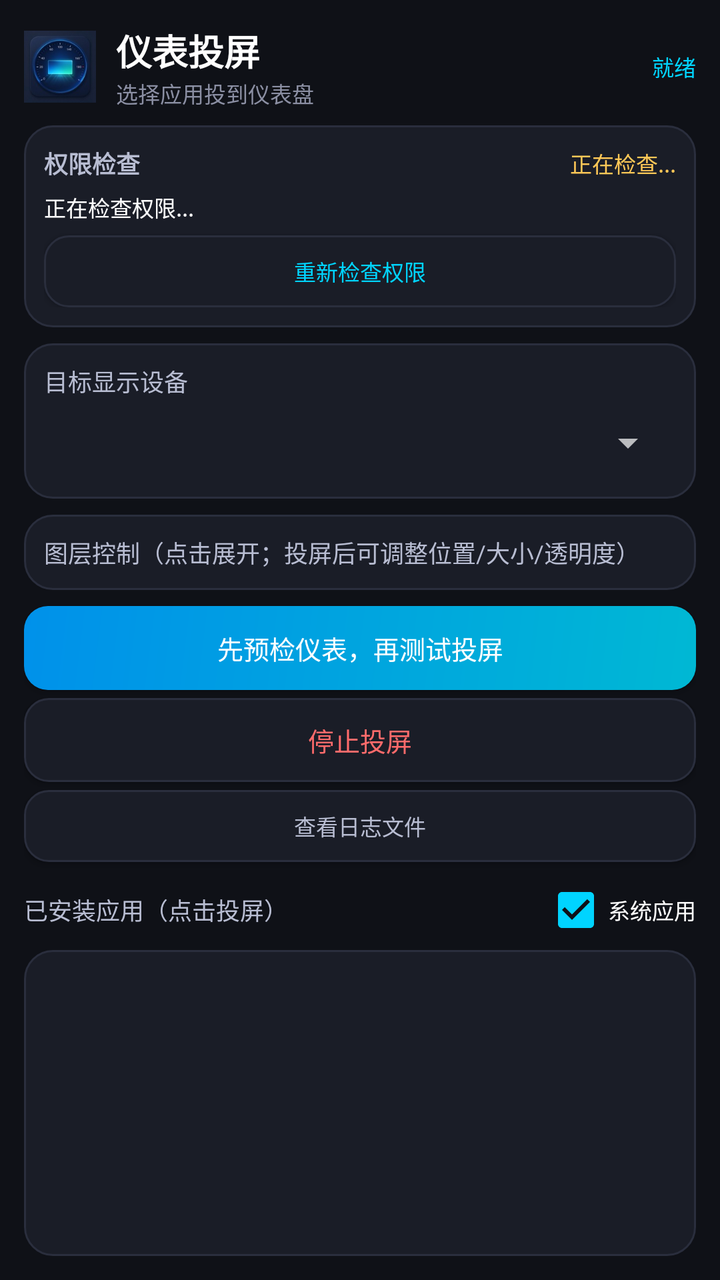
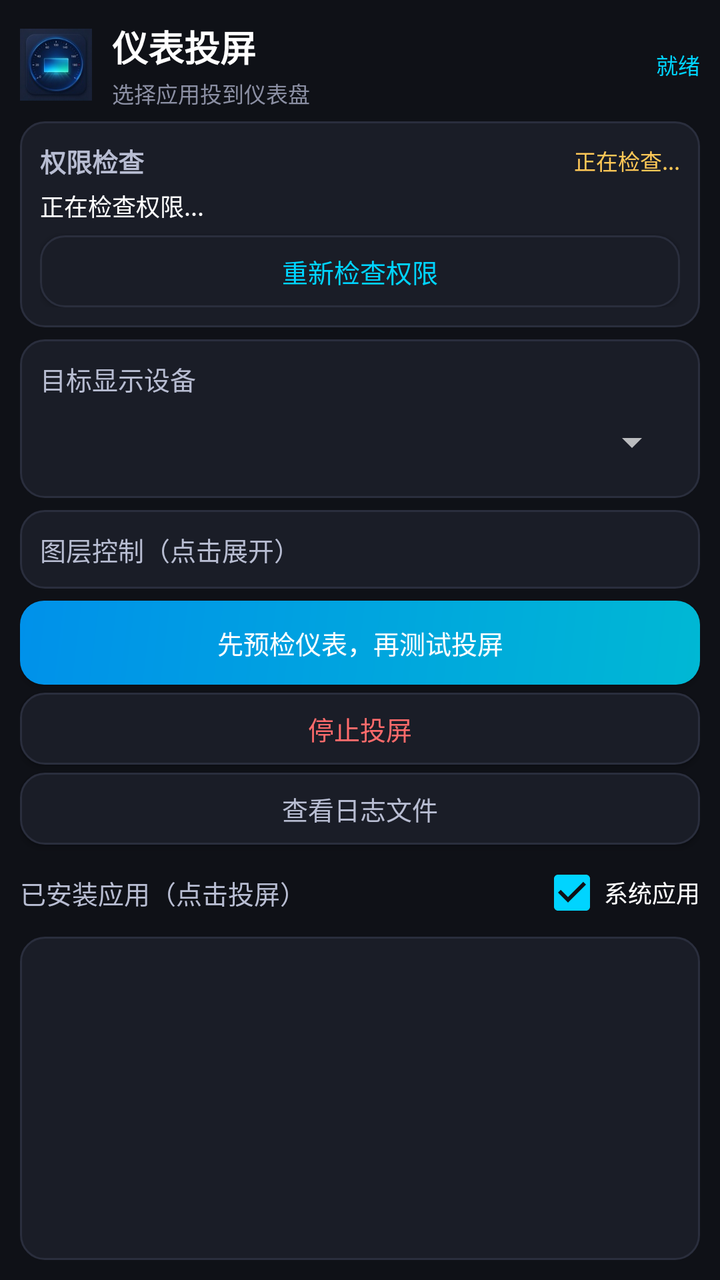

The first picture is an Android layout as it rendered before a commit; the second is the same layout after the commit. The layout source and the unified diff follow.
<!-- AndroidManifest.xml: application theme AppTheme -->
<!-- res/layout/activity_main.xml -->
<?xml version="1.0" encoding="utf-8"?>
<LinearLayout xmlns:android="http://schemas.android.com/apk/res/android"
    android:layout_width="match_parent"
    android:layout_height="match_parent"
    android:background="#0F1117"
    android:orientation="vertical"
    android:padding="12dp">

    
    <LinearLayout
        android:layout_width="match_parent"
        android:layout_height="wrap_content"
        android:orientation="horizontal"
        android:gravity="center_vertical"
        android:layout_marginBottom="8dp">

        <ImageView
            android:layout_width="36dp"
            android:layout_height="36dp"
            android:src="@mipmap/ic_launcher"
            android:layout_marginEnd="10dp" />

        <LinearLayout
            android:layout_width="0dp"
            android:layout_height="wrap_content"
            android:layout_weight="1"
            android:orientation="vertical">

            <TextView
                android:layout_width="wrap_content"
                android:layout_height="wrap_content"
                android:text="仪表投屏"
                android:textColor="#FFFFFF"
                android:textSize="18sp"
                android:textStyle="bold" />

            <TextView
                android:layout_width="wrap_content"
                android:layout_height="wrap_content"
                android:text="选择应用投到仪表盘"
                android:textColor="#8B8FA3"
                android:textSize="11sp" />
        </LinearLayout>

        <TextView
            android:id="@+id/statusText"
            android:layout_width="wrap_content"
            android:layout_height="wrap_content"
            android:layout_marginStart="10dp"
            android:ellipsize="end"
            android:maxWidth="190dp"
            android:singleLine="true"
            android:text="就绪"
            android:textColor="#00D4FF"
            android:textSize="11sp" />
    </LinearLayout>

    
    <LinearLayout
        android:id="@+id/permissionCard"
        android:layout_width="match_parent"
        android:layout_height="wrap_content"
        android:orientation="vertical"
        android:background="@drawable/card_bg"
        android:padding="10dp"
        android:layout_marginBottom="8dp">

        <LinearLayout
            android:layout_width="match_parent"
            android:layout_height="wrap_content"
            android:orientation="horizontal"
            android:gravity="center_vertical">

            <TextView
                android:layout_width="0dp"
                android:layout_height="wrap_content"
                android:layout_weight="1"
                android:text="权限检查"
                android:textColor="#B8BDD2"
                android:textSize="12sp"
                android:textStyle="bold" />

            <TextView
                android:id="@+id/permissionSummaryText"
                android:layout_width="wrap_content"
                android:layout_height="wrap_content"
                android:ellipsize="end"
                android:maxWidth="220dp"
                android:singleLine="true"
                android:text="正在检查..."
                android:textColor="#FFC857"
                android:textSize="11sp" />
        </LinearLayout>

        <TextView
            android:id="@+id/permissionStatusText"
            android:layout_width="match_parent"
            android:layout_height="wrap_content"
            android:layout_marginTop="5dp"
            android:lineSpacingExtra="1dp"
            android:text="正在检查权限..."
            android:textColor="#FFFFFF"
            android:textSize="11sp" />

        <Button
            android:id="@+id/permissionButton"
            android:layout_width="match_parent"
            android:layout_height="36dp"
            android:layout_marginTop="6dp"
            android:background="@drawable/btn_secondary"
            android:minHeight="36dp"
            android:paddingStart="4dp"
            android:paddingEnd="4dp"
            android:text="重新检查权限"
            android:textColor="#00D4FF"
            android:textSize="11sp" />
    </LinearLayout>

    
    <LinearLayout
        android:layout_width="match_parent"
        android:layout_height="wrap_content"
        android:orientation="vertical"
        android:background="@drawable/card_bg"
        android:padding="10dp"
        android:layout_marginBottom="8dp">

        <TextView
            android:layout_width="wrap_content"
            android:layout_height="wrap_content"
            android:text="目标显示设备"
            android:textColor="#B8BDD2"
            android:textSize="12sp"
            android:layout_marginBottom="4dp" />

        <Spinner
            android:id="@+id/displaySpinner"
            android:layout_width="match_parent"
            android:layout_height="36dp" />
    </LinearLayout>

    
    <LinearLayout
        android:id="@+id/controlCard"
        android:layout_width="match_parent"
        android:layout_height="wrap_content"
        android:orientation="vertical"
        android:clickable="true"
        android:focusable="true"
        android:background="@drawable/card_bg"
        android:padding="10dp"
        android:layout_marginBottom="8dp">

        <TextView
            android:layout_width="wrap_content"
            android:layout_height="wrap_content"
            android:text="图层控制（点击展开；投屏后可调整位置/大小/透明度）"
            android:textColor="#B8BDD2"
            android:textSize="12sp" />

        <LinearLayout
            android:id="@+id/controlsContent"
            android:layout_width="match_parent"
            android:layout_height="wrap_content"
            android:orientation="vertical"
            android:layout_marginTop="4dp"
            android:visibility="gone">

        <TextView android:layout_width="wrap_content" android:layout_height="wrap_content"
            android:text="水平位置 X" android:textColor="#FFFFFF" android:textSize="11sp" />
        <SeekBar android:id="@+id/seekX" android:layout_width="match_parent"
            android:layout_height="30dp" android:minHeight="24dp" android:max="100" android:progress="25" />

        <TextView android:layout_width="wrap_content" android:layout_height="wrap_content"
            android:text="垂直位置 Y" android:textColor="#FFFFFF" android:textSize="11sp" />
        <SeekBar android:id="@+id/seekY" android:layout_width="match_parent"
            android:layout_height="30dp" android:minHeight="24dp" android:max="100" android:progress="25" />

        <TextView android:layout_width="wrap_content" android:layout_height="wrap_content"
            android:text="宽度" android:textColor="#FFFFFF" android:textSize="11sp" />
        <SeekBar android:id="@+id/seekW" android:layout_width="match_parent"
            android:layout_height="30dp" android:minHeight="24dp" android:max="100" android:progress="50" />

        <TextView android:layout_width="wrap_content" android:layout_height="wrap_content"
            android:text="高度" android:textColor="#FFFFFF" android:textSize="11sp" />
        <SeekBar android:id="@+id/seekH" android:layout_width="match_parent"
            android:layout_height="30dp" android:minHeight="24dp" android:max="100" android:progress="50" />

        <TextView android:layout_width="wrap_content" android:layout_height="wrap_content"
            android:text="透明度" android:textColor="#FFFFFF" android:textSize="11sp" />
        <SeekBar android:id="@+id/seekAlpha" android:layout_width="match_parent"
            android:layout_height="30dp" android:minHeight="24dp" android:max="100" android:progress="100" />
        </LinearLayout>
    </LinearLayout>

    
    <Button
        android:id="@+id/testBtn"
        android:layout_width="match_parent"
        android:layout_height="42dp"
        android:minHeight="42dp"
        android:text="先预检仪表，再测试投屏"
        android:textSize="13sp"
        android:textColor="#FFFFFF"
        android:background="@drawable/btn_primary"
        android:layout_marginBottom="4dp" />

    <Button
        android:id="@+id/stopBtn"
        android:layout_width="match_parent"
        android:layout_height="42dp"
        android:minHeight="42dp"
        android:text="停止投屏"
        android:textSize="13sp"
        android:textColor="#FF6B6B"
        android:background="@drawable/btn_secondary"
        android:layout_marginBottom="4dp" />

    <Button
        android:id="@+id/logBtn"
        android:layout_width="match_parent"
        android:layout_height="36dp"
        android:minHeight="36dp"
        android:text="查看日志文件"
        android:textSize="11sp"
        android:textColor="#B8BDD2"
        android:background="@drawable/btn_secondary"
        android:layout_marginBottom="8dp" />

    
    <LinearLayout
        android:layout_width="match_parent"
        android:layout_height="wrap_content"
        android:orientation="horizontal"
        android:gravity="center_vertical"
        android:layout_marginBottom="4dp">

        <TextView
            android:layout_width="0dp"
            android:layout_height="wrap_content"
            android:layout_weight="1"
            android:text="已安装应用（点击投屏）"
            android:textColor="#B8BDD2"
            android:textSize="12sp" />

        <CheckBox
            android:id="@+id/showSystemAppsCheck"
            android:layout_width="wrap_content"
            android:layout_height="32dp"
            android:checked="true"
            android:buttonTint="#00D4FF"
            android:text="系统应用"
            android:textColor="#FFFFFF"
            android:textSize="11sp" />
    </LinearLayout>

    
    <ListView
        android:id="@+id/appList"
        android:layout_width="match_parent"
        android:layout_height="0dp"
        android:layout_weight="1"
        android:background="@drawable/card_bg"
        android:divider="#2A2E3D"
        android:dividerHeight="1dp" />

    <TextView
        android:id="@+id/emptyAppList"
        android:layout_width="match_parent"
        android:layout_height="0dp"
        android:layout_weight="1"
        android:background="@drawable/card_bg"
        android:gravity="center"
        android:padding="16dp"
        android:text="未获取到可启动应用。

如果是手机系统，请在系统设置里允许本应用“获取应用列表”；
FX11 车机如出现该提示，请检查 QUERY_ALL_PACKAGES/包可见性策略。"
        android:textColor="#8B8FA3"
        android:textSize="12sp"
        android:visibility="gone" />

</LinearLayout>
<!-- resources referenced by this layout -->
<resources>
  <!-- drawable btn_primary (drawable) -->
  <?xml version="1.0" encoding="utf-8"?>
  <shape xmlns:android="http://schemas.android.com/apk/res/android"
      android:shape="rectangle">
      <gradient
          android:startColor="#00B8D4"
          android:endColor="#0091EA"
          android:angle="135" />
      <corners android:radius="12dp" />
  </shape>
  <!-- drawable btn_secondary (drawable) -->
  <?xml version="1.0" encoding="utf-8"?>
  <shape xmlns:android="http://schemas.android.com/apk/res/android"
      android:shape="rectangle">
      <solid android:color="#1A1D27" />
      <corners android:radius="12dp" />
      <stroke android:width="1dp" android:color="#2A2E3D" />
  </shape>
  <!-- drawable card_bg (drawable) -->
  <?xml version="1.0" encoding="utf-8"?>
  <shape xmlns:android="http://schemas.android.com/apk/res/android"
      android:shape="rectangle">
      <solid android:color="#1A1D27" />
      <corners android:radius="14dp" />
      <stroke android:width="1dp" android:color="#2A2E3D" />
  </shape>
  <!-- mipmap ic_launcher: png bitmap (mipmap-hdpi, 2421 bytes) -->
  <style name="AppTheme" parent="android:Theme.Material.NoActionBar">
          <item name="android:windowBackground">#0F1117</item>
          <item name="android:statusBarColor">#0F1117</item>
          <item name="android:colorAccent">#00D4FF</item>
      </style>
</resources>

<!-- the commit's change to res/layout/activity_main.xml (unified diff, before → after) -->
@@ -1,10 +1,11 @@
 <?xml version="1.0" encoding="utf-8"?>
 <LinearLayout xmlns:android="http://schemas.android.com/apk/res/android"
+    android:id="@+id/rootContainer"
     android:layout_width="match_parent"
     android:layout_height="match_parent"
     android:background="#0F1117"
     android:orientation="vertical"
-    android:padding="12dp">
+    android:padding="@dimen/screen_padding">
 
     
     <LinearLayout
@@ -12,13 +13,13 @@
         android:layout_height="wrap_content"
         android:orientation="horizontal"
         android:gravity="center_vertical"
-        android:layout_marginBottom="8dp">
+        android:layout_marginBottom="@dimen/space_md">
 
         <ImageView
-            android:layout_width="36dp"
-            android:layout_height="36dp"
+            android:layout_width="@dimen/header_icon"
+            android:layout_height="@dimen/header_icon"
             android:src="@mipmap/ic_launcher"
-            android:layout_marginEnd="10dp" />
+            android:layout_marginEnd="@dimen/header_icon_gap" />
 
         <LinearLayout
             android:layout_width="0dp"
@@ -31,28 +32,30 @@
                 android:layout_height="wrap_content"
                 android:text="仪表投屏"
                 android:textColor="#FFFFFF"
-                android:textSize="18sp"
+                android:textSize="@dimen/text_app_title"
                 android:textStyle="bold" />
 
             <TextView
                 android:layout_width="wrap_content"
                 android:layout_height="wrap_content"
+                android:layout_marginTop="2dp"
                 android:text="选择应用投到仪表盘"
                 android:textColor="#8B8FA3"
-                android:textSize="11sp" />
+                android:textSize="@dimen/text_subtitle" />
         </LinearLayout>
 
         <TextView
             android:id="@+id/statusText"
             android:layout_width="wrap_content"
             android:layout_height="wrap_content"
-            android:layout_marginStart="10dp"
-            android:ellipsize="end"
-            android:maxWidth="190dp"
-            android:singleLine="true"
+            android:layout_marginStart="@dimen/space_md"
+            android:maxWidth="420dp"
+            android:maxLines="3"
+            android:gravity="end|center_vertical"
             android:text="就绪"
             android:textColor="#00D4FF"
-            android:textSize="11sp" />
+            android:textSize="@dimen/text_caption"
+            android:lineSpacingExtra="2dp" />
     </LinearLayout>
 
     
@@ -62,8 +65,8 @@
         android:layout_height="wrap_content"
         android:orientation="vertical"
         android:background="@drawable/card_bg"
-        android:padding="10dp"
-        android:layout_marginBottom="8dp">
+        android:padding="@dimen/card_padding"
+        android:layout_marginBottom="@dimen/space_md">
 
         <LinearLayout
             android:layout_width="match_parent"
@@ -77,43 +80,46 @@
                 android:layout_weight="1"
                 android:text="权限检查"
                 android:textColor="#B8BDD2"
-                android:textSize="12sp"
+                android:textSize="@dimen/text_section"
                 android:textStyle="bold" />
 
             <TextView
                 android:id="@+id/permissionSummaryText"
                 android:layout_width="wrap_content"
                 android:layout_height="wrap_content"
-                android:ellipsize="end"
-                android:maxWidth="220dp"
-                android:singleLine="true"
+                android:layout_marginStart="@dimen/space_md"
+                android:maxWidth="380dp"
+                android:maxLines="3"
+                android:gravity="end|center_vertical"
                 android:text="正在检查..."
                 android:textColor="#FFC857"
-                android:textSize="11sp" />
+                android:textSize="@dimen/text_caption"
+                android:lineSpacingExtra="2dp" />
         </LinearLayout>
 
         <TextView
             android:id="@+id/permissionStatusText"
             android:layout_width="match_parent"
             android:layout_height="wrap_content"
-            android:layout_marginTop="5dp"
-            android:lineSpacingExtra="1dp"
+            android:layout_marginTop="@dimen/space_sm"
+            android:lineSpacingExtra="2dp"
             android:text="正在检查权限..."
             android:textColor="#FFFFFF"
-            android:textSize="11sp" />
+            android:textSize="@dimen/text_body" />
 
         <Button
             android:id="@+id/permissionButton"
             android:layout_width="match_parent"
-            android:layout_height="36dp"
-            android:layout_marginTop="6dp"
+            android:layout_height="@dimen/touch_button_secondary"
+            android:layout_marginTop="@dimen/space_md"
             android:background="@drawable/btn_secondary"
-            android:minHeight="36dp"
-            android:paddingStart="4dp"
-            android:paddingEnd="4dp"
+            android:minHeight="@dimen/touch_button_secondary"
+            android:paddingStart="@dimen/card_padding"
+            android:paddingEnd="@dimen/card_padding"
+            android:textAllCaps="false"
             android:text="重新检查权限"
             android:textColor="#00D4FF"
-            android:textSize="11sp" />
+            android:textSize="@dimen/text_button" />
     </LinearLayout>
 
     
@@ -122,21 +128,22 @@
         android:layout_height="wrap_content"
         android:orientation="vertical"
         android:background="@drawable/card_bg"
-        android:padding="10dp"
-        android:layout_marginBottom="8dp">
-
-        <TextView
-            android:layout_width="wrap_content"
+        android:padding="@dimen/card_padding"
+        android:layout_marginBottom="@dimen/space_md">
+
+        <TextView
+            android:layout_width="match_parent"
             android:layout_height="wrap_content"
             android:text="目标显示设备"
             android:textColor="#B8BDD2"
-            android:textSize="12sp"
-            android:layout_marginBottom="4dp" />
+            android:textSize="@dimen/text_section"
+            android:layout_marginBottom="@dimen/space_sm" />
 
         <Spinner
             android:id="@+id/displaySpinner"
             android:layout_width="match_parent"
-            android:layout_height="36dp" />
+            android:layout_height="@dimen/touch_spinner"
+            android:minHeight="@dimen/touch_spinner" />
     </LinearLayout>
 
     
@@ -148,84 +155,139 @@
         android:clickable="true"
         android:focusable="true"
         android:background="@drawable/card_bg"
-        android:padding="10dp"
-        android:layout_marginBottom="8dp">
-
-        <TextView
-            android:layout_width="wrap_content"
-            android:layout_height="wrap_content"
-            android:text="图层控制（点击展开；投屏后可调整位置/大小/透明度）"
+        android:padding="@dimen/card_padding"
+        android:layout_marginBottom="@dimen/space_md">
+
+        <TextView
+            android:layout_width="match_parent"
+            android:layout_height="wrap_content"
+            android:text="图层控制（点击展开）"
             android:textColor="#B8BDD2"
-            android:textSize="12sp" />
+            android:textSize="@dimen/text_section"
+            android:lineSpacingExtra="2dp"
+            android:maxLines="2" />
 
         <LinearLayout
             android:id="@+id/controlsContent"
             android:layout_width="match_parent"
             android:layout_height="wrap_content"
             android:orientation="vertical"
-            android:layout_marginTop="4dp"
+            android:layout_marginTop="@dimen/space_sm"
             android:visibility="gone">
 
-        <TextView android:layout_width="wrap_content" android:layout_height="wrap_content"
-            android:text="水平位置 X" android:textColor="#FFFFFF" android:textSize="11sp" />
-        <SeekBar android:id="@+id/seekX" android:layout_width="match_parent"
-            android:layout_height="30dp" android:minHeight="24dp" android:max="100" android:progress="25" />
-
-        <TextView android:layout_width="wrap_content" android:layout_height="wrap_content"
-            android:text="垂直位置 Y" android:textColor="#FFFFFF" android:textSize="11sp" />
-        <SeekBar android:id="@+id/seekY" android:layout_width="match_parent"
-            android:layout_height="30dp" android:minHeight="24dp" android:max="100" android:progress="25" />
-
-        <TextView android:layout_width="wrap_content" android:layout_height="wrap_content"
-            android:text="宽度" android:textColor="#FFFFFF" android:textSize="11sp" />
-        <SeekBar android:id="@+id/seekW" android:layout_width="match_parent"
-            android:layout_height="30dp" android:minHeight="24dp" android:max="100" android:progress="50" />
-
-        <TextView android:layout_width="wrap_content" android:layout_height="wrap_content"
-            android:text="高度" android:textColor="#FFFFFF" android:textSize="11sp" />
-        <SeekBar android:id="@+id/seekH" android:layout_width="match_parent"
-            android:layout_height="30dp" android:minHeight="24dp" android:max="100" android:progress="50" />
-
-        <TextView android:layout_width="wrap_content" android:layout_height="wrap_content"
-            android:text="透明度" android:textColor="#FFFFFF" android:textSize="11sp" />
-        <SeekBar android:id="@+id/seekAlpha" android:layout_width="match_parent"
-            android:layout_height="30dp" android:minHeight="24dp" android:max="100" android:progress="100" />
+            <TextView
+                android:layout_width="wrap_content"
+                android:layout_height="wrap_content"
+                android:text="水平位置 X"
+                android:textColor="#FFFFFF"
+                android:textSize="@dimen/text_body" />
+            <SeekBar
+                android:id="@+id/seekX"
+                android:layout_width="match_parent"
+                android:layout_height="@dimen/touch_seekbar"
+                android:minHeight="@dimen/touch_seekbar"
+                android:max="100"
+                android:progress="25" />
+
+            <TextView
+                android:layout_width="wrap_content"
+                android:layout_height="wrap_content"
+                android:text="垂直位置 Y"
+                android:textColor="#FFFFFF"
+                android:textSize="@dimen/text_body" />
+            <SeekBar
+                android:id="@+id/seekY"
+                android:layout_width="match_parent"
+                android:layout_height="@dimen/touch_seekbar"
+                android:minHeight="@dimen/touch_seekbar"
+                android:max="100"
+                android:progress="25" />
+
+            <TextView
+                android:layout_width="wrap_content"
+                android:layout_height="wrap_content"
+                android:text="宽度"
+                android:textColor="#FFFFFF"
+                android:textSize="@dimen/text_body" />
+            <SeekBar
+                android:id="@+id/seekW"
+                android:layout_width="match_parent"
+                android:layout_height="@dimen/touch_seekbar"
+                android:minHeight="@dimen/touch_seekbar"
+                android:max="100"
+                android:progress="50" />
+
+            <TextView
+                android:layout_width="wrap_content"
+                android:layout_height="wrap_content"
+                android:text="高度"
+                android:textColor="#FFFFFF"
+                android:textSize="@dimen/text_body" />
+            <SeekBar
+                android:id="@+id/seekH"
+                android:layout_width="match_parent"
+                android:layout_height="@dimen/touch_seekbar"
+                android:minHeight="@dimen/touch_seekbar"
+                android:max="100"
+                android:progress="50" />
+
+            <TextView
+                android:layout_width="wrap_content"
+                android:layout_height="wrap_content"
+                android:text="透明度"
+                android:textColor="#FFFFFF"
+                android:textSize="@dimen/text_body" />
+            <SeekBar
+                android:id="@+id/seekAlpha"
+                android:layout_width="match_parent"
+                android:layout_height="@dimen/touch_seekbar"
+                android:minHeight="@dimen/touch_seekbar"
+                android:max="100"
+                android:progress="100" />
         </LinearLayout>
     </LinearLayout>
 
-    
     <Button
         android:id="@+id/testBtn"
         android:layout_width="match_parent"
-        android:layout_height="42dp"
-        android:minHeight="42dp"
+        android:layout_height="@dimen/touch_button_primary"
+        android:minHeight="@dimen/touch_button_primary"
         android:text="先预检仪表，再测试投屏"
-        android:textSize="13sp"
+        android:textSize="@dimen/text_button"
         android:textColor="#FFFFFF"
+        android:textAllCaps="false"
+        android:paddingStart="@dimen/card_padding"
+        android:paddingEnd="@dimen/card_padding"
         android:background="@drawable/btn_primary"
-        android:layout_marginBottom="4dp" />
+        android:layout_marginBottom="@dimen/space_sm" />
 
     <Button
         android:id="@+id/stopBtn"
         android:layout_width="match_parent"
-        android:layout_height="42dp"
-        android:minHeight="42dp"
+        android:layout_height="@dimen/touch_button_secondary"
+        android:minHeight="@dimen/touch_button_secondary"
         android:text="停止投屏"
-        android:textSize="13sp"
+        android:textSize="@dimen/text_button"
         android:textColor="#FF6B6B"
+        android:textAllCaps="false"
+        android:paddingStart="@dimen/card_padding"
+        android:paddingEnd="@dimen/card_padding"
         android:background="@drawable/btn_secondary"
-        android:layout_marginBottom="4dp" />
+        android:layout_marginBottom="@dimen/space_sm" />
 
     <Button
         android:id="@+id/logBtn"
         android:layout_width="match_parent"
-        android:layout_height="36dp"
-        android:minHeight="36dp"
+        android:layout_height="@dimen/touch_button_secondary"
+        android:minHeight="@dimen/touch_button_secondary"
         android:text="查看日志文件"
-        android:textSize="11sp"
+        android:textSize="@dimen/text_button"
         android:textColor="#B8BDD2"
+        android:textAllCaps="false"
+        android:paddingStart="@dimen/card_padding"
+        android:paddingEnd="@dimen/card_padding"
         android:background="@drawable/btn_secondary"
-        android:layout_marginBottom="8dp" />
+        android:layout_marginBottom="@dimen/space_md" />
 
     
     <LinearLayout
@@ -233,7 +295,7 @@
         android:layout_height="wrap_content"
         android:orientation="horizontal"
         android:gravity="center_vertical"
-        android:layout_marginBottom="4dp">
+        android:layout_marginBottom="@dimen/space_sm">
 
         <TextView
             android:layout_width="0dp"
@@ -241,20 +303,22 @@
             android:layout_weight="1"
             android:text="已安装应用（点击投屏）"
             android:textColor="#B8BDD2"
-            android:textSize="12sp" />
+            android:textSize="@dimen/text_section"
+            android:lineSpacingExtra="2dp"
+            android:maxLines="2" />
 
         <CheckBox
             android:id="@+id/showSystemAppsCheck"
             android:layout_width="wrap_content"
-            android:layout_height="32dp"
+            android:layout_height="@dimen/touch_checkbox"
+            android:minHeight="@dimen/touch_checkbox"
             android:checked="true"
             android:buttonTint="#00D4FF"
             android:text="系统应用"
             android:textColor="#FFFFFF"
-            android:textSize="11sp" />
-    </LinearLayout>
-
-    
+            android:textSize="@dimen/text_body" />
+    </LinearLayout>
+
     <ListView
         android:id="@+id/appList"
         android:layout_width="match_parent"
@@ -271,13 +335,13 @@
         android:layout_weight="1"
         android:background="@drawable/card_bg"
         android:gravity="center"
-        android:padding="16dp"
+        android:padding="@dimen/card_padding"
+        android:lineSpacingExtra="2dp"
         android:text="未获取到可启动应用。
 
 如果是手机系统，请在系统设置里允许本应用“获取应用列表”；
 FX11 车机如出现该提示，请检查 QUERY_ALL_PACKAGES/包可见性策略。"
         android:textColor="#8B8FA3"
-        android:textSize="12sp"
+        android:textSize="@dimen/text_body"
         android:visibility="gone" />
-
 </LinearLayout>
<!-- resource entries referenced after the edit -->
@@ -1,5 +1,22 @@
 <!-- resources referenced by this layout -->
 <resources>
+  <dimen name="card_padding">10dp</dimen>
+  <dimen name="header_icon">36dp</dimen>
+  <dimen name="header_icon_gap">10dp</dimen>
+  <dimen name="screen_padding">10dp</dimen>
+  <dimen name="space_md">6dp</dimen>
+  <dimen name="space_sm">4dp</dimen>
+  <dimen name="text_app_title">18sp</dimen>
+  <dimen name="text_body">12sp</dimen>
+  <dimen name="text_button">13sp</dimen>
+  <dimen name="text_caption">11sp</dimen>
+  <dimen name="text_section">13sp</dimen>
+  <dimen name="text_subtitle">11sp</dimen>
+  <dimen name="touch_button_primary">42dp</dimen>
+  <dimen name="touch_button_secondary">36dp</dimen>
+  <dimen name="touch_checkbox">36dp</dimen>
+  <dimen name="touch_seekbar">30dp</dimen>
+  <dimen name="touch_spinner">36dp</dimen>
   <!-- drawable btn_primary (drawable) -->
   <?xml version="1.0" encoding="utf-8"?>
   <shape xmlns:android="http://schemas.android.com/apk/res/android"
@@ -8,14 +25,14 @@
           android:startColor="#00B8D4"
           android:endColor="#0091EA"
           android:angle="135" />
-      <corners android:radius="12dp" />
+      <corners android:radius="@dimen/card_radius" />
   </shape>
   <!-- drawable btn_secondary (drawable) -->
   <?xml version="1.0" encoding="utf-8"?>
   <shape xmlns:android="http://schemas.android.com/apk/res/android"
       android:shape="rectangle">
       <solid android:color="#1A1D27" />
-      <corners android:radius="12dp" />
+      <corners android:radius="@dimen/card_radius" />
       <stroke android:width="1dp" android:color="#2A2E3D" />
   </shape>
   <!-- drawable card_bg (drawable) -->
@@ -23,7 +40,7 @@
   <shape xmlns:android="http://schemas.android.com/apk/res/android"
       android:shape="rectangle">
       <solid android:color="#1A1D27" />
-      <corners android:radius="14dp" />
+      <corners android:radius="@dimen/card_radius" />
       <stroke android:width="1dp" android:color="#2A2E3D" />
   </shape>
   <!-- mipmap ic_launcher: png bitmap (mipmap-hdpi, 2421 bytes) -->
@@ -32,5 +49,6 @@
           <item name="android:statusBarColor">#0F1117</item>
           <item name="android:colorAccent">#00D4FF</item>
       </style>
+  <dimen name="card_radius">12dp</dimen>
 </resources>
 
